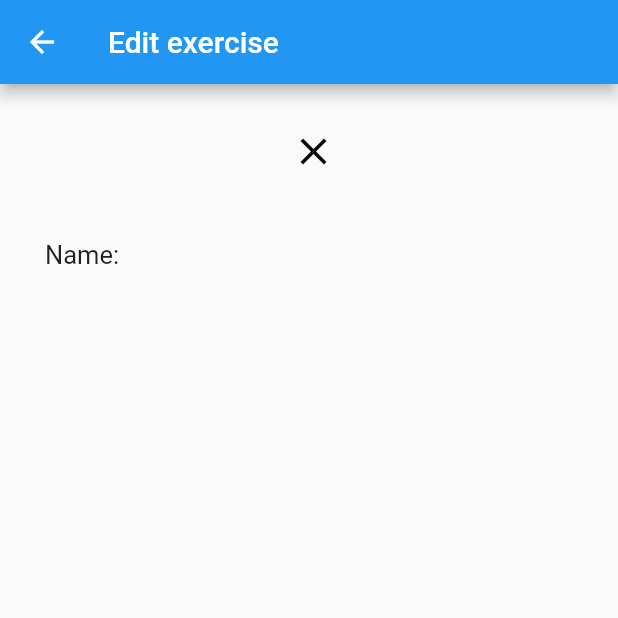
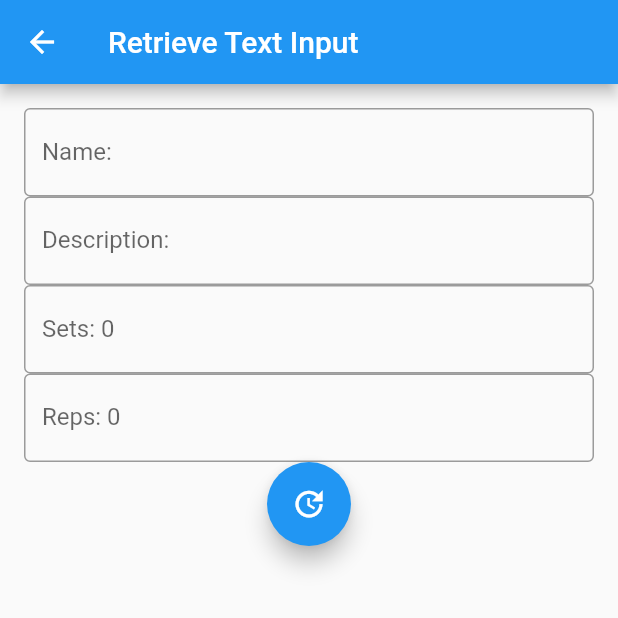
Before and after one commit to ArieBisfki/hva_ivse1_project_mobile, a Flutter app: the EditWorkout screen opened by its route, on a phone screen of 412 x 824 dp, the top half of it. Run offline on Flutter 3.47's test engine with Material 2 defaults, Android fonts, the phone set to English and light mode, and no system bars; our stand-ins replace bloc, either_dart, equatable, flutter_bloc, flutter_secure_storage, flutter_speed_dial and 3 more; missing offline and left inert: http_interceptor; accounts and stored records are empty.

Commit message:
Add screen

```diff
--- a/lib/common/route/route_generator.dart
+++ b/lib/common/route/route_generator.dart
@@ -1,11 +1,13 @@
 import 'package:flutter/material.dart';
 import 'package:ivse1_gymlife/common/route/routes.dart';
 import 'package:ivse1_gymlife/feature/calender/models/exercise.dart';
+import 'package:ivse1_gymlife/feature/calender/models/exercise_log.dart';
 import 'package:ivse1_gymlife/feature/calender/models/workoutLog.dart';
 import 'package:ivse1_gymlife/feature/calender/ui/calendar_overview.dart';
 import 'package:ivse1_gymlife/feature/login/ui/forgot_password.dart';
 import 'package:ivse1_gymlife/feature/login/ui/login_screen.dart';
 import 'package:ivse1_gymlife/feature/login/ui/signup_screen.dart';
+import 'package:ivse1_gymlife/feature/workout/models/exercise_data.dart';
 import 'package:ivse1_gymlife/feature/workout/ui/edit_workout.dart';
 import 'package:ivse1_gymlife/feature/workout/ui/workout.dart';
 import 'package:ivse1_gymlife/feature/workout_category/ui/exercise_picker.dart';
@@ -34,9 +36,12 @@ class RouteGenerator {
       case Routes.edit_workout:
         return MaterialPageRoute<dynamic>(
             builder: (_) => EditWorkout(
-                  exercise: args is Exercise
+                exerciseData: args is ExerciseData
                     ? args
-                      : Exercise(
+                    : ExerciseData(
+                        id: 0,
+                        exerciseLog: ExerciseLog(
+                          exercise: Exercise(
                               id: 0,
                               category: 0,
                               name: "",
@@ -44,9 +49,9 @@ class RouteGenerator {
                               image: "",
                               sets: 0,
                               reps: 0,
-                          weight: 0
+                              weight: 0),
                         ),
-                ));
+                      )));
       case Routes.exercisepicker:
         return MaterialPageRoute<dynamic>(builder: (_) => ExercisePicker());
       case Routes.login:
--- a/lib/feature/workout/bloc/workout_bloc.dart
+++ b/lib/feature/workout/bloc/workout_bloc.dart
@@ -21,14 +21,6 @@ class WorkoutBloc extends Bloc<WorkoutEvent, WorkoutState> {
   List<ExerciseLog> _exercises = [];
 
   List<ExerciseLog> get exercises => _exercises;
-
-  // void toggleExercise(Exercise exercise) {
-  //   if (_exercises.contains(exercise)) {
-  //     _exercises.remove(exercise);
-  //   } else {
-  //     _exercises.add(exercise);
-  //   }
-  // }
 
   @override
   Stream<WorkoutState> mapEventToState(
@@ -70,7 +62,7 @@ class WorkoutBloc extends Bloc<WorkoutEvent, WorkoutState> {
     }
     if (event is NewExerciseEvent) {
       final DataResponse<dynamic> result =
-          await workoutRepository.createExercise(event.exercise);
+          await workoutRepository.createExercise(event.exercise, event.workoutLogId);
       final DataResponse<List<ExerciseLog>> recall =
           await workoutRepository.getExercises(event.workoutLogId);
 
--- a/lib/feature/workout/resources/Iworkout_repository.dart
+++ b/lib/feature/workout/resources/Iworkout_repository.dart
@@ -7,6 +7,7 @@ import 'package:ivse1_gymlife/feature/calender/models/exercise_log.dart';
 abstract class IWorkoutRepository {
   Future<DataResponse<int>> createExercise(
     ExerciseLog exercise,
+      int id
   );
 
   Future<DataResponse<List<ExerciseLog>>> getExercises(int id);
--- a/lib/feature/workout/resources/workout_repository.dart
+++ b/lib/feature/workout/resources/workout_repository.dart
@@ -12,9 +12,13 @@ class ExerciseLogRepository implements IWorkoutRepository {
   final ExerciseLogDbAdapter dbAdapter;
 
   @override
-  Future<DataResponse<int>> createExercise(ExerciseLog exercise) async {
+  Future<DataResponse<int>> createExercise(
+      ExerciseLog exerciseLog, int? id) async {
     try {
-      final int response = await dbAdapter.addExercise(exercise);
+      final WorkoutLog request = await dbAdapter.getWorkout(id!);
+      request.exerciseLogs.add(exerciseLog);
+
+      final int response = await dbAdapter.addExercise(request);
 
       if (response == 0) {
         return DataResponse<int>.connectivityError();
--- a/lib/feature/workout/ui/edit_workout.dart
+++ b/lib/feature/workout/ui/edit_workout.dart
@@ -1,53 +1,125 @@
 import 'package:flutter/cupertino.dart';
 import 'package:flutter/material.dart';
-import 'package:flutter_staggered_animations/flutter_staggered_animations.dart';
 import 'package:ivse1_gymlife/feature/calender/models/exercise.dart';
+import 'package:ivse1_gymlife/feature/calender/models/exercise_log.dart';
+import 'package:ivse1_gymlife/feature/workout/models/exercise_data.dart';
+import 'package:ivse1_gymlife/feature/workout/resources/workout_adapter.dart';
+import 'package:ivse1_gymlife/feature/workout/resources/workout_repository.dart';
 
-class EditWorkout extends StatefulWidget{
-  const EditWorkout({Key? key, required this.exercise}) : super(key: key);
+class EditWorkout extends StatefulWidget {
+  const EditWorkout({Key? key, required this.exerciseData}) : super(key: key);
 
-  final Exercise exercise;
+  final ExerciseData exerciseData;
 
   @override
   State<EditWorkout> createState() => _EditWorkoutState();
 }
 
-class _EditWorkoutState extends State<EditWorkout>{
+class _EditWorkoutState extends State<EditWorkout> {
+  ExerciseLogDbAdapter adapter = new ExerciseLogDbAdapter();
+  late final ExerciseLogRepository repo =
+      new ExerciseLogRepository(dbAdapter: adapter);
+
+  final nameController = TextEditingController();
+  final descController = TextEditingController();
+  final setController = TextEditingController();
+  final repController = TextEditingController();
+
+  int _exerciseDataId = 0;
+
+  @override
+  void initState() {
+    _exerciseDataId = widget.exerciseData.id!;
+    super.initState();
+  }
+
+  @override
+  void dispose() {
+    // Clean up the controller when the widget is removed from the widget tree.
+    // This also removes the _printLatestValue listener.
+    nameController.dispose();
+    descController.dispose();
+    setController.dispose();
+    repController.dispose();
+    super.dispose();
+  }
+
+  // //TODO: create update func
+  // void updateDB() {
+  //
+  // }
+
+  void addExerciseLog() {
+    print(_exerciseDataId);
+    _exerciseDataId = widget.exerciseData.id!;
+    print(_exerciseDataId);
+
+    ExerciseLog exercise = ExerciseLog(
+        exercise: Exercise(
+            id: 100,
+            category: 1,
+            name: nameController.text,
+            sets: 6,
+            reps: 2,
+            weight: 3,
+            image: "g",
+            description: descController.text));
+    setState(() {
+      repo.createExercise(exercise, _exerciseDataId);
+    });
+    Navigator.pop(context);
+  }
+
   @override
   Widget build(BuildContext context) {
     return Scaffold(
       appBar: AppBar(
-        title: Text('Edit exercise'),
-        actions: [],
+        title: const Text('Retrieve Text Input'),
       ),
-      body: Container(
-        width: MediaQuery.of(context).size.width,
-        height: MediaQuery.of(context).size.height,
+      body: Padding(
+        padding: const EdgeInsets.all(16.0),
         child: Column(
           children: [
-          Align(
-          alignment: Alignment.center,
-          child: IconButton(
-              onPressed: () {
-                Navigator.of(context).pop();
-              },
-              padding: EdgeInsets.all(30.0),
-              icon:
-              Icon(Icons.close, color: Colors.black, size: 30)),
+            TextField(
+              decoration: InputDecoration(
+                border: OutlineInputBorder(),
+                labelText:
+                    "Name: " + widget.exerciseData.exerciseLog.exercise.name,
+              ),
+              controller: nameController,
+            ),
+            TextField(
+              decoration: InputDecoration(
+                border: OutlineInputBorder(),
+                labelText: "Description: " +
+                    widget.exerciseData.exerciseLog.exercise.description,
+              ),
+              controller: descController,
+            ),
+            TextField(
+              decoration: InputDecoration(
+                border: OutlineInputBorder(),
+                labelText: "Sets: " +
+                    widget.exerciseData.exerciseLog.exercise.sets.toString(),
+              ),
+              controller: setController,
+            ),
+            TextField(
+              decoration: InputDecoration(
+                border: OutlineInputBorder(),
+                labelText: "Reps: " +
+                    widget.exerciseData.exerciseLog.exercise.reps.toString(),
+              ),
+              controller: repController,
+            ),
+            FloatingActionButton(
+              onPressed: () => addExerciseLog(),
+              tooltip: 'Update database',
+              child: Icon(Icons.update),
+            ),
+          ],
         ),
-        Container(
-          margin: EdgeInsets.symmetric(
-              vertical: 20.0, horizontal: 30.0),
-          child: Row(
-            mainAxisAlignment: MainAxisAlignment.spaceBetween,
-            children: [
-              Text(
-                'Name: ' + widget.exercise.name.toString(),
-                style: TextStyle(fontSize: 17.0),
-              )],
-          ),
-        ),
-      ]),
-    ));
+      ),
+    );
   }
 }
--- a/lib/feature/workout/ui/workout.dart
+++ b/lib/feature/workout/ui/workout.dart
@@ -159,7 +159,7 @@ class _WorkoutPageState extends State<WorkoutPage> {
                               return Card(
                                 child: ListTile(
                                   onTap: () {Navigator.pushNamed(context, Routes.edit_workout,
-                                      arguments: value[index]);},
+                                      arguments: ExerciseData(id: _workoutLogId, exerciseLog: value[index]));},
                                   title: Text(value[index].exercise.name),
                                   subtitle: Text("Weight: " + value[index].exercise.weight.toString() +
                                       "\nSets:" + value[index].exercise.sets.toString() +
@@ -180,7 +180,7 @@ class _WorkoutPageState extends State<WorkoutPage> {
                       ),
                     ),
                     FloatingActionButton(
-                      onPressed: () => addExercisesToList(),
+                      onPressed: () => {Navigator.pushNamed(context, Routes.edit_workout)},
                       tooltip: 'Add an exercise',
                       child: Icon(Icons.add),
                     ),
```
Also changed, not shown: lib/feature/workout/models/exercise_data.dart (+5 -40 lines), lib/feature/workout/resources/workout_adapter.dart (+6 -6 lines). Lines whose indentation alone changed are shown as unchanged.
